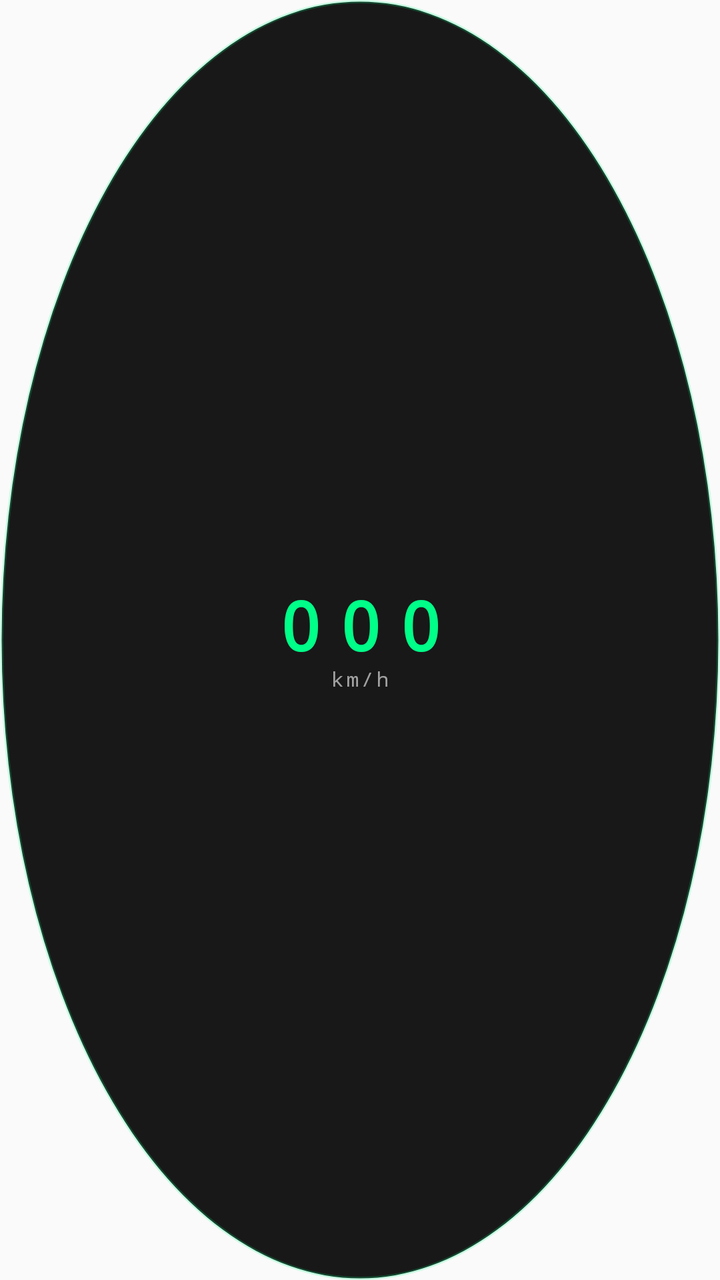
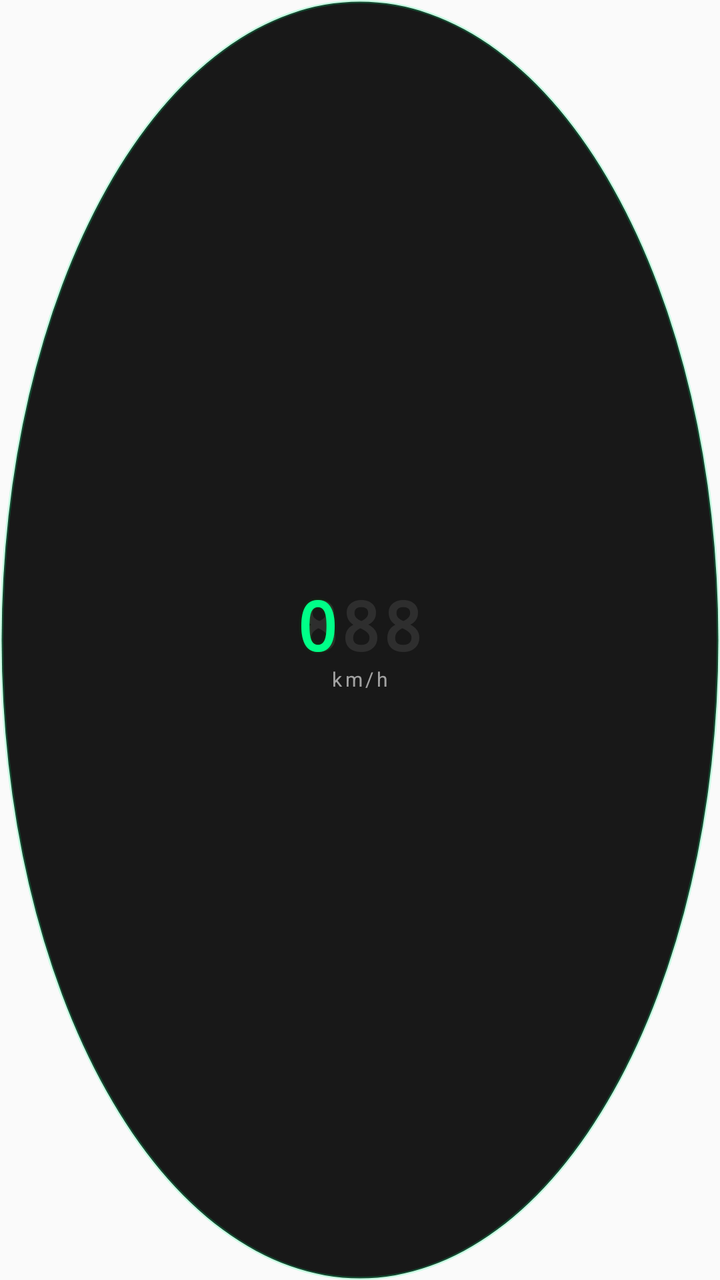

Before-and-after screenshots of an Android layout around one commit, followed by the original layout XML and the change that was made.
<!-- AndroidManifest.xml: application theme AppTheme -->
<!-- res/layout/overlay_flowpilot.xml -->
<?xml version="1.0" encoding="utf-8"?>
<LinearLayout xmlns:android="http://schemas.android.com/apk/res/android"
    android:id="@+id/ov_raiz"
    android:layout_width="match_parent"
    android:layout_height="match_parent"
    android:orientation="vertical"
    android:gravity="center"
    android:background="@drawable/ov_bolha">

    
    <LinearLayout
        android:layout_width="wrap_content"
        android:layout_height="wrap_content"
        android:orientation="horizontal"
        android:gravity="center">

        <TextView
            android:id="@+id/ov_d0"
            android:layout_width="30dp"
            android:layout_height="wrap_content"
            android:text="0"
            android:textSize="34sp"
            android:textStyle="bold"
            android:includeFontPadding="false"
            android:typeface="monospace"
            android:textColor="#00FF88"
            android:gravity="center" />

        <TextView
            android:id="@+id/ov_d1"
            android:layout_width="30dp"
            android:layout_height="wrap_content"
            android:text="0"
            android:textSize="34sp"
            android:textStyle="bold"
            android:includeFontPadding="false"
            android:typeface="monospace"
            android:textColor="#00FF88"
            android:gravity="center" />

        <TextView
            android:id="@+id/ov_d2"
            android:layout_width="30dp"
            android:layout_height="wrap_content"
            android:text="0"
            android:textSize="34sp"
            android:textStyle="bold"
            android:includeFontPadding="false"
            android:typeface="monospace"
            android:textColor="#00FF88"
            android:gravity="center" />
    </LinearLayout>

    <TextView
        android:id="@+id/ov_sufixo"
        android:layout_width="wrap_content"
        android:layout_height="wrap_content"
        android:text="km/h"
        android:textSize="10sp"
        android:includeFontPadding="false"
        android:typeface="monospace"
        android:textColor="#99FFFFFF"
        android:letterSpacing="0.15"
        android:gravity="center" />
</LinearLayout>
<!-- resources referenced by this layout -->
<resources>
  <!-- drawable ov_bolha (drawable) -->
  <?xml version="1.0" encoding="utf-8"?>
  <shape xmlns:android="http://schemas.android.com/apk/res/android"
      android:shape="oval">
      <solid android:color="#E6000000" />
      <stroke android:width="1.5dp" android:color="#3300FF88" />
  </shape>
  <style name="AppTheme" parent="Theme.AppCompat.Light.DarkActionBar">
          
          <item name="colorPrimary">@color/colorPrimary</item>
          <item name="colorPrimaryDark">@color/colorPrimaryDark</item>
          <item name="colorAccent">@color/colorAccent</item>
      </style>
</resources>

<!-- the commit's change to res/layout/overlay_flowpilot.xml (unified diff, before → after) -->
@@ -8,57 +8,52 @@
     android:background="@drawable/ov_bolha">
 
     
-    <LinearLayout
+    <FrameLayout
         android:layout_width="wrap_content"
-        android:layout_height="wrap_content"
-        android:orientation="horizontal"
-        android:gravity="center">
+        android:layout_height="wrap_content">
 
+        
         <TextView
-            android:id="@+id/ov_d0"
-            android:layout_width="30dp"
+            android:id="@+id/ov_mask"
+            android:layout_width="wrap_content"
             android:layout_height="wrap_content"
+            android:text="888"
+            android:textSize="34sp"
+            android:textStyle="bold"
+            android:includeFontPadding="false"
+            android:typeface="monospace"
+            android:textColor="#33888888"
+            android:letterSpacing="0.02"
+            android:gravity="center"
+            android:shadowColor="@android:color/transparent" />
+
+        
+        <TextView
+            android:id="@+id/ov_valor"
+            android:layout_width="match_parent"
+            android:layout_height="match_parent"
             android:text="0"
             android:textSize="34sp"
             android:textStyle="bold"
             android:includeFontPadding="false"
             android:typeface="monospace"
             android:textColor="#00FF88"
-            android:gravity="center" />
+            android:gravity="end|center_vertical"
+            android:shadowColor="#66007700"
+            android:shadowRadius="4"
+            android:shadowDx="0"
+            android:shadowDy="0" />
+    </FrameLayout>
 
-        <TextView
-            android:id="@+id/ov_d1"
-            android:layout_width="30dp"
-            android:layout_height="wrap_content"
-            android:text="0"
-            android:textSize="34sp"
-            android:textStyle="bold"
-            android:includeFontPadding="false"
-            android:typeface="monospace"
-            android:textColor="#00FF88"
-            android:gravity="center" />
-
-        <TextView
-            android:id="@+id/ov_d2"
-            android:layout_width="30dp"
-            android:layout_height="wrap_content"
-            android:text="0"
-            android:textSize="34sp"
-            android:textStyle="bold"
-            android:includeFontPadding="false"
-            android:typeface="monospace"
-            android:textColor="#00FF88"
-            android:gravity="center" />
-    </LinearLayout>
-
+    
     <TextView
         android:id="@+id/ov_sufixo"
         android:layout_width="wrap_content"
         android:layout_height="wrap_content"
         android:text="km/h"
         android:textSize="10sp"
+        android:fontFamily="sans-serif"
         android:includeFontPadding="false"
-        android:typeface="monospace"
         android:textColor="#99FFFFFF"
         android:letterSpacing="0.15"
         android:gravity="center" />
